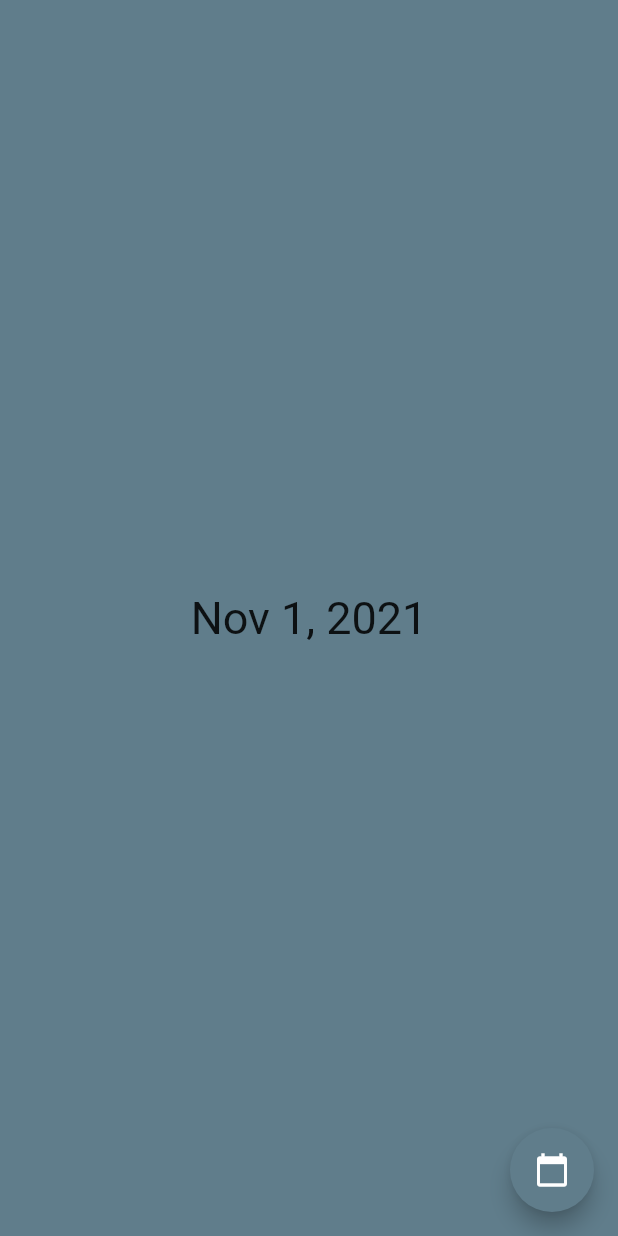
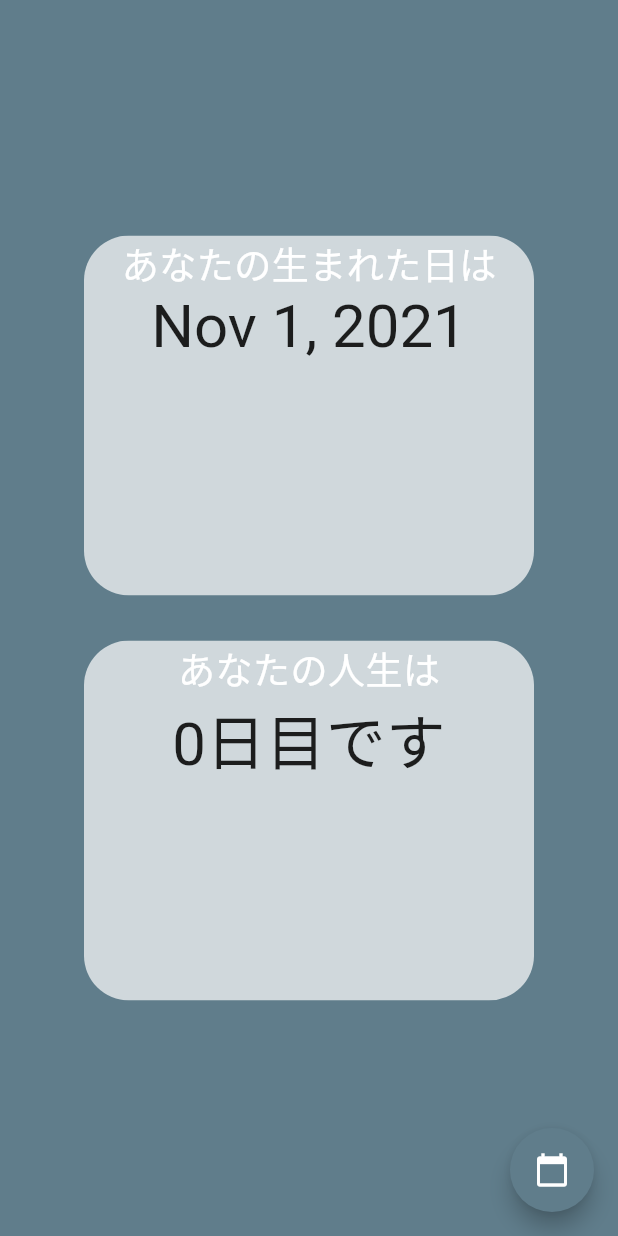
Before and after one commit to koki1126/i_have_lived, a Flutter app: the screen it shows after launch, on a phone screen of 412 x 824 dp. Run offline on Flutter 3.47's test engine with Material 2 defaults, Android fonts, the phone set to English and light mode, and no system bars.

Commit message:
人生n日目の表示をできるようにした

```diff
--- /dev/null
+++ b/lib/constants.dart
@@ -0,0 +1,10 @@
+import 'package:flutter/material.dart';
+
+const kTextDecoration = TextStyle(
+  color: Colors.white,
+  fontSize: 25,
+);
+
+const kNumberDecoration = TextStyle(
+  fontSize: 40,
+);
--- a/lib/main_page.dart
+++ b/lib/main_page.dart
@@ -1,5 +1,7 @@
 import 'package:flutter/material.dart';
 import 'package:intl/intl.dart';
+import 'package:intl/date_symbol_data_local.dart';
+import 'constants.dart';
 
 class MainPage extends StatefulWidget {
   const MainPage({Key? key}) : super(key: key);
@@ -9,29 +11,32 @@ class MainPage extends StatefulWidget {
 }
 
 class _MainPageState extends State<MainPage> {
-  DateTime pickedDate = DateTime.now();
+  DateTime displayDate = DateTime.now();
+  dynamic livedDays = 0;
+  DateTime now = DateTime.now();
 
   //日付を取得する
-  selectedDate(BuildContext context) async {
-    final selected = await showDatePicker(
+  getselectedDate(BuildContext context) async {
+    // initializeDateFormatting('ja');
+    final selectedDate = await showDatePicker(
       initialDatePickerMode: DatePickerMode.year,
       context: context,
       initialDate: DateTime.now(),
       firstDate: DateTime(1940),
       lastDate: DateTime.now(),
     );
-    if (selected != null) {
+    if (selectedDate != null) {
       setState(
         () {
-          pickedDate = selected;
-          // _pickedDateText = (DateFormat.yMMMd()).format(selected);
+          displayDate = selectedDate;
+          dynamic lived = now.difference(selectedDate).inDays + 1;
+          livedDays = lived;
         },
       );
     }
   }
 
   //生まれてからの日付を取得する
-  // Future<void>
 
   @override
   Widget build(BuildContext context) {
@@ -41,17 +46,58 @@ class _MainPageState extends State<MainPage> {
         backgroundColor: Colors.blueGrey,
         child: const Icon(Icons.calendar_today),
         onPressed: () {
-          selectedDate(context);
+          getselectedDate(context);
         },
       ),
       body: Center(
         child: Column(
           mainAxisAlignment: MainAxisAlignment.center,
           children: [
-            Text(
-              DateFormat.yMMMd().format(pickedDate),
-              style: const TextStyle(fontSize: 30),
+            ClipRRect(
+              borderRadius: BorderRadius.circular(30),
+              child: Container(
+                height: 240,
+                width: 300,
+                color: Colors.white70,
+                child: Column(
+                  children: [
+                    const Text(
+                      'あなたの生まれた日は',
+                      style: kTextDecoration,
+                    ),
+                    Text(
+                      DateFormat.yMMMd().format(displayDate),
+                      style: kNumberDecoration,
+                    ),
+                  ],
+                ),
+              ),
             ),
+            const SizedBox(
+              height: 30.0,
+            ),
+            ClipRRect(
+              borderRadius: BorderRadius.circular(30),
+              child: Container(
+                height: 240,
+                width: 300,
+                color: Colors.white70,
+                child: Column(
+                  children: [
+                    const Text(
+                      'あなたの人生は',
+                      style: kTextDecoration,
+                    ),
+                    Text(
+                      '$livedDays日目です',
+                      style: kNumberDecoration,
+                    ),
+                  ],
+                ),
+              ),
+            ),
+
+            // Text()
           ],
         ),
       ),
```
